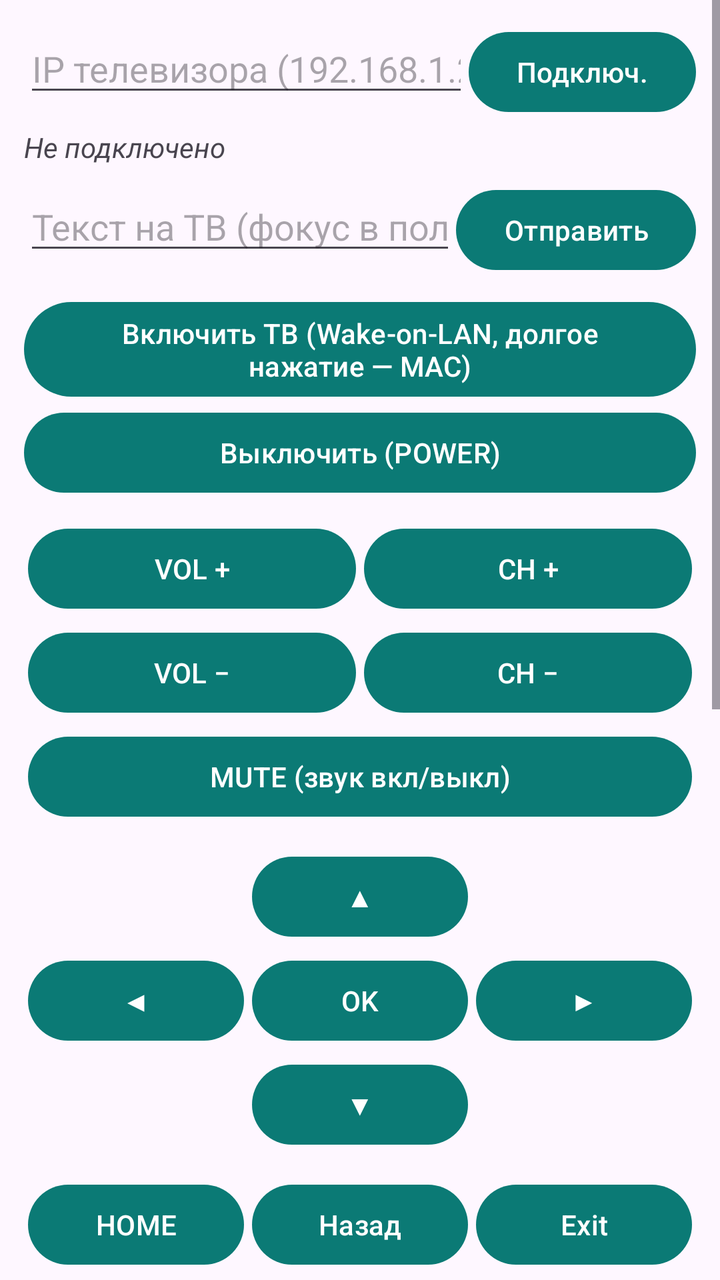
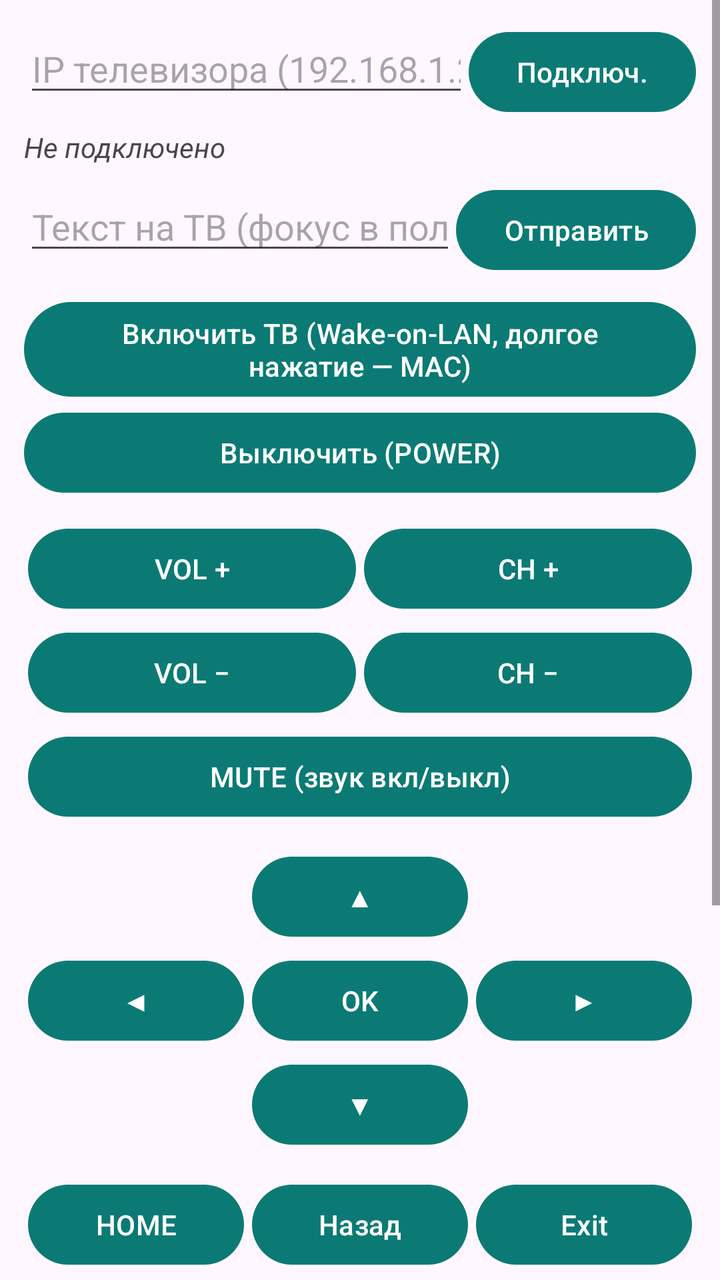

The first picture is an Android layout as it rendered before a commit; the second is the same layout after the commit. The layout source and the unified diff follow.
<!-- AndroidManifest.xml: application theme Theme.TizenPult -->
<!-- res/layout/activity_main.xml -->
<?xml version="1.0" encoding="utf-8"?>
<ScrollView xmlns:android="http://schemas.android.com/apk/res/android"
    android:layout_width="match_parent"
    android:layout_height="match_parent"
    android:fillViewport="true">

    <LinearLayout
        android:layout_width="match_parent"
        android:layout_height="wrap_content"
        android:orientation="vertical"
        android:padding="12dp">

        
        <LinearLayout
            android:layout_width="match_parent"
            android:layout_height="wrap_content"
            android:orientation="horizontal">

            <EditText
                android:id="@+id/ipInput"
                android:layout_width="0dp"
                android:layout_height="wrap_content"
                android:layout_weight="1"
                android:hint="IP телевизора (192.168.1.225)"
                android:inputType="text"
                android:maxLines="1" />

            <Button
                android:id="@+id/btnConnect"
                android:layout_width="wrap_content"
                android:layout_height="wrap_content"
                android:text="Подключ." />
        </LinearLayout>

        <TextView
            android:id="@+id/statusView"
            android:layout_width="match_parent"
            android:layout_height="wrap_content"
            android:paddingTop="4dp"
            android:paddingBottom="8dp"
            android:text="Не подключено"
            android:textStyle="italic" />

        
        <LinearLayout
            android:layout_width="match_parent"
            android:layout_height="wrap_content"
            android:orientation="horizontal">

            <EditText
                android:id="@+id/textInput"
                android:layout_width="0dp"
                android:layout_height="wrap_content"
                android:layout_weight="1"
                android:hint="Текст на ТВ (фокус в поле ввода)"
                android:inputType="text"
                android:maxLines="1" />

            <Button
                android:id="@+id/btnSendText"
                android:layout_width="wrap_content"
                android:layout_height="wrap_content"
                android:text="Отправить" />
        </LinearLayout>

        
        <Button
            android:id="@+id/btnPowerOn"
            android:layout_width="match_parent"
            android:layout_height="wrap_content"
            android:layout_marginTop="8dp"
            android:text="Включить ТВ (Wake-on-LAN, долгое нажатие — MAC)" />

        <Button
            android:layout_width="match_parent"
            android:layout_height="wrap_content"
            android:onClick="onKeyClick"
            android:tag="KEY_POWEROFF"
            android:text="Выключить (POWER)" />

        
        <TableLayout
            android:layout_width="match_parent"
            android:layout_height="wrap_content"
            android:layout_marginTop="8dp">

            <TableRow android:weightSum="2">
                <Button
                    android:layout_width="match_parent"
                    android:layout_height="wrap_content"
                    android:layout_weight="1"
                    android:layout_margin="2dp"
                    android:onClick="onKeyClick"
                    android:tag="KEY_VOLUP"
                    android:text="VOL +" />
                <Button
                    android:layout_width="match_parent"
                    android:layout_height="wrap_content"
                    android:layout_weight="1"
                    android:layout_margin="2dp"
                    android:onClick="onKeyClick"
                    android:tag="KEY_CHUP"
                    android:text="CH +" />
            </TableRow>

            <TableRow android:weightSum="2">
                <Button
                    android:layout_width="match_parent"
                    android:layout_height="wrap_content"
                    android:layout_weight="1"
                    android:layout_margin="2dp"
                    android:onClick="onKeyClick"
                    android:tag="KEY_VOLUMEDOWN"
                    android:text="VOL −" />
                <Button
                    android:layout_width="match_parent"
                    android:layout_height="wrap_content"
                    android:layout_weight="1"
                    android:layout_margin="2dp"
                    android:onClick="onKeyClick"
                    android:tag="KEY_CHDOWN"
                    android:text="CH −" />
            </TableRow>
        </TableLayout>

        <Button
            android:layout_width="match_parent"
            android:layout_height="wrap_content"
            android:layout_margin="2dp"
            android:onClick="onKeyClick"
            android:tag="KEY_MUTE"
            android:text="MUTE (звук вкл/выкл)" />

        
        <TableLayout
            android:layout_width="match_parent"
            android:layout_height="wrap_content"
            android:layout_marginTop="8dp">

            <TableRow android:weightSum="3">
                <Space android:layout_weight="1" />
                <Button
                    android:layout_width="match_parent"
                    android:layout_height="wrap_content"
                    android:layout_weight="1"
                    android:layout_margin="2dp"
                    android:onClick="onKeyClick"
                    android:tag="KEY_UP"
                    android:text="▲" />
                <Space android:layout_weight="1" />
            </TableRow>

            <TableRow android:weightSum="3">
                <Button
                    android:layout_width="match_parent"
                    android:layout_height="wrap_content"
                    android:layout_weight="1"
                    android:layout_margin="2dp"
                    android:onClick="onKeyClick"
                    android:tag="KEY_LEFT"
                    android:text="◀" />
                <Button
                    android:layout_width="match_parent"
                    android:layout_height="wrap_content"
                    android:layout_weight="1"
                    android:layout_margin="2dp"
                    android:onClick="onKeyClick"
                    android:tag="KEY_ENTER"
                    android:text="OK" />
                <Button
                    android:layout_width="match_parent"
                    android:layout_height="wrap_content"
                    android:layout_weight="1"
                    android:layout_margin="2dp"
                    android:onClick="onKeyClick"
                    android:tag="KEY_RIGHT"
                    android:text="▶" />
            </TableRow>

            <TableRow android:weightSum="3">
                <Space android:layout_weight="1" />
                <Button
                    android:layout_width="match_parent"
                    android:layout_height="wrap_content"
                    android:layout_weight="1"
                    android:layout_margin="2dp"
                    android:onClick="onKeyClick"
                    android:tag="KEY_DOWN"
                    android:text="▼" />
                <Space android:layout_weight="1" />
            </TableRow>
        </TableLayout>

        
        <TableLayout
            android:layout_width="match_parent"
            android:layout_height="wrap_content"
            android:layout_marginTop="8dp">

            <TableRow android:weightSum="3">
                <Button
                    android:layout_width="match_parent"
                    android:layout_height="wrap_content"
                    android:layout_weight="1"
                    android:layout_margin="2dp"
                    android:onClick="onKeyClick"
                    android:tag="KEY_HOME"
                    android:text="HOME" />
                <Button
                    android:layout_width="match_parent"
                    android:layout_height="wrap_content"
                    android:layout_weight="1"
                    android:layout_margin="2dp"
                    android:onClick="onKeyClick"
                    android:tag="KEY_RETURN"
                    android:text="Назад" />
                <Button
                    android:layout_width="match_parent"
                    android:layout_height="wrap_content"
                    android:layout_weight="1"
                    android:layout_margin="2dp"
                    android:onClick="onKeyClick"
                    android:tag="KEY_EXIT"
                    android:text="Exit" />
            </TableRow>

            <TableRow android:weightSum="3">
                <Button
                    android:layout_width="match_parent"
                    android:layout_height="wrap_content"
                    android:layout_weight="1"
                    android:layout_margin="2dp"
                    android:onClick="onKeyClick"
                    android:tag="KEY_HDMI_1"
                    android:text="HDMI 1" />
                <Button
                    android:layout_width="match_parent"
                    android:layout_height="wrap_content"
                    android:layout_weight="1"
                    android:layout_margin="2dp"
                    android:onClick="onKeyClick"
                    android:tag="KEY_HDMI_2"
                    android:text="HDMI 2" />
                <Button
                    android:layout_width="match_parent"
                    android:layout_height="wrap_content"
                    android:layout_weight="1"
                    android:layout_margin="2dp"
                    android:onClick="onKeyClick"
                    android:tag="KEY_HDMI_3"
                    android:text="HDMI 3" />
            </TableRow>
        </TableLayout>

        
        <TableLayout
            android:layout_width="match_parent"
            android:layout_height="wrap_content"
            android:layout_marginTop="8dp">

            <TableRow android:weightSum="2">
                <Button
                    android:layout_width="match_parent"
                    android:layout_height="wrap_content"
                    android:layout_weight="1"
                    android:layout_margin="2dp"
                    android:onClick="onAppClick"
                    android:tag="11101200001"
                    android:text="YouTube" />
                <Button
                    android:layout_width="match_parent"
                    android:layout_height="wrap_content"
                    android:layout_weight="1"
                    android:layout_margin="2dp"
                    android:onClick="onAppClick"
                    android:tag="org.tizen.netflixapp"
                    android:text="Netflix" />
            </TableRow>
        </TableLayout>

        <Button
            android:id="@+id/btnApps"
            android:layout_width="match_parent"
            android:layout_height="wrap_content"
            android:layout_marginTop="4dp"
            android:text="Список приложений с ТВ" />

        <TextView
            android:layout_width="match_parent"
            android:layout_height="wrap_content"
            android:paddingTop="8dp"
            android:text="Первое подключение: ТВ покажет запрос — нажмите «Разрешить» на экране ТВ."
            android:textSize="12sp" />

        
        <TextView
            android:layout_width="match_parent"
            android:layout_height="wrap_content"
            android:paddingTop="10dp"
            android:text="Лог связи с ТВ:"
            android:textStyle="bold"
            android:textSize="12sp" />

        <TextView
            android:id="@+id/logView"
            android:layout_width="match_parent"
            android:layout_height="220dp"
            android:layout_marginTop="4dp"
            android:background="#111111"
            android:fadeScrollbars="false"
            android:fontFamily="monospace"
            android:padding="6dp"
            android:scrollbars="vertical"
            android:text="(пусто — нажмите «Подключ.»)"
            android:textColor="#9FE89F"
            android:textIsSelectable="true"
            android:textSize="10sp" />

        <Button
            android:id="@+id/btnCopyLog"
            android:layout_width="match_parent"
            android:layout_height="wrap_content"
            android:layout_marginTop="4dp"
            android:text="Копировать лог (отправить в чат)" />

    </LinearLayout>
</ScrollView>
<!-- resources referenced by this layout -->
<resources>
  <style name="Theme.TizenPult" parent="Theme.Material3.DayNight">
          <item name="colorPrimary">@color/primary</item>
      </style>
  <color name="primary">#0B7A75</color>
</resources>

<!-- the commit's change to res/layout/activity_main.xml (unified diff, before → after) -->
@@ -110,7 +110,7 @@
                     android:layout_weight="1"
                     android:layout_margin="2dp"
                     android:onClick="onKeyClick"
-                    android:tag="KEY_VOLUMEDOWN"
+                    android:tag="KEY_VOLDOWN"
                     android:text="VOL −" />
                 <Button
                     android:layout_width="match_parent"
@@ -293,35 +293,12 @@
             android:textSize="12sp" />
 
         
-        <TextView
-            android:layout_width="match_parent"
-            android:layout_height="wrap_content"
-            android:paddingTop="10dp"
-            android:text="Лог связи с ТВ:"
-            android:textStyle="bold"
-            android:textSize="12sp" />
-
-        <TextView
-            android:id="@+id/logView"
-            android:layout_width="match_parent"
-            android:layout_height="220dp"
+        <Button
+            android:id="@+id/btnLog"
+            android:layout_width="match_parent"
+            android:layout_height="wrap_content"
             android:layout_marginTop="4dp"
-            android:background="#111111"
-            android:fadeScrollbars="false"
-            android:fontFamily="monospace"
-            android:padding="6dp"
-            android:scrollbars="vertical"
-            android:text="(пусто — нажмите «Подключ.»)"
-            android:textColor="#9FE89F"
-            android:textIsSelectable="true"
-            android:textSize="10sp" />
-
-        <Button
-            android:id="@+id/btnCopyLog"
-            android:layout_width="match_parent"
-            android:layout_height="wrap_content"
-            android:layout_marginTop="4dp"
-            android:text="Копировать лог (отправить в чат)" />
+            android:text="Журнал связи с ТВ (лог)" />
 
     </LinearLayout>
 </ScrollView>
